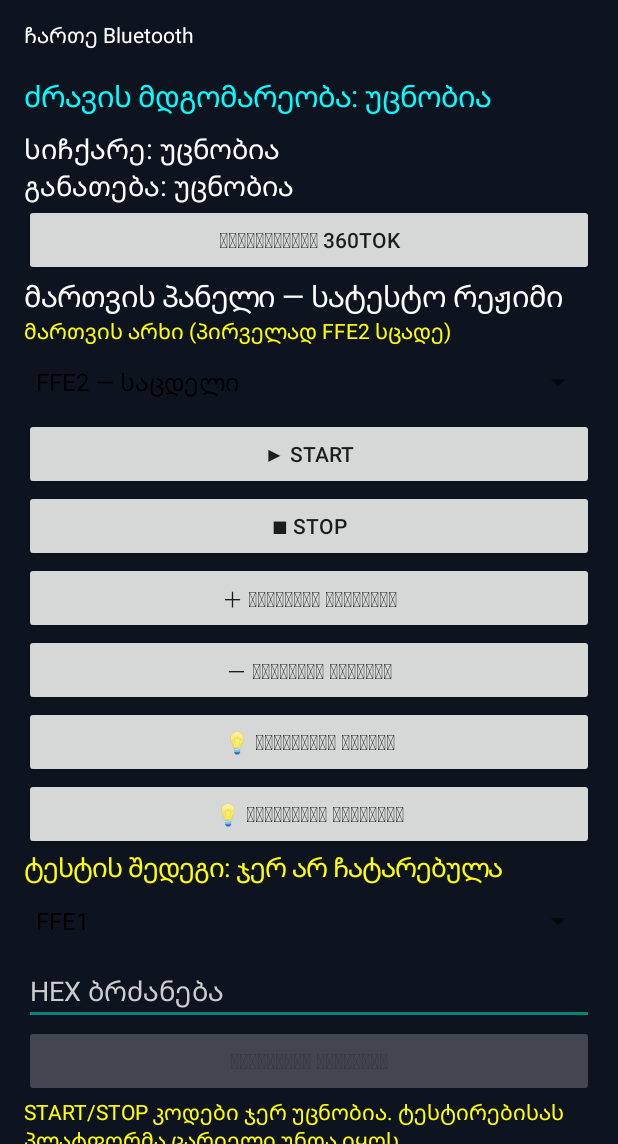
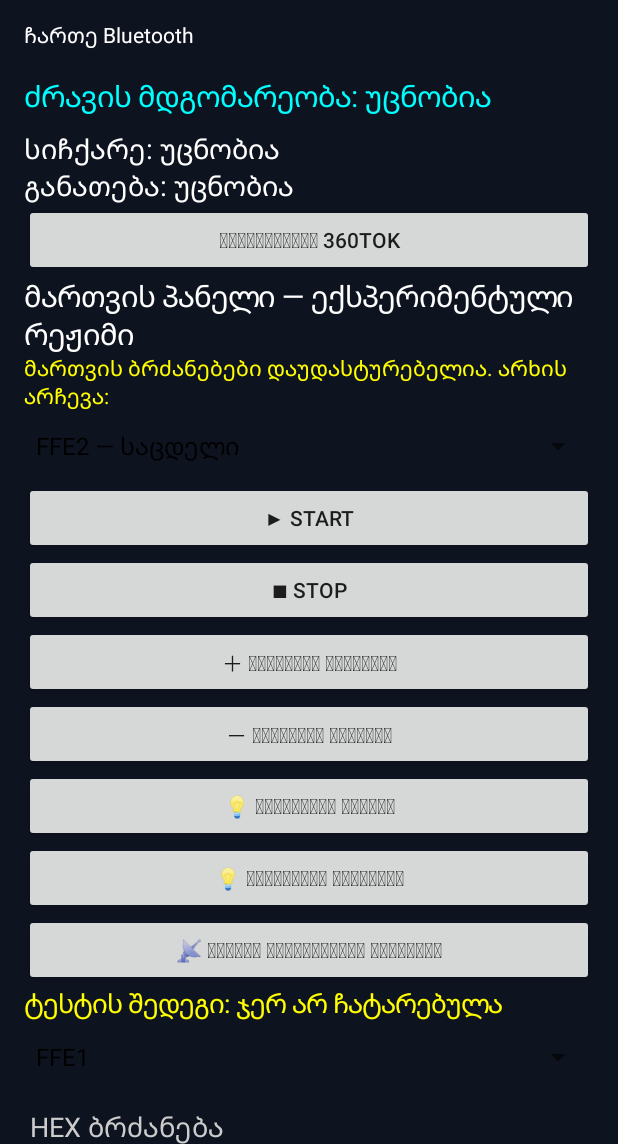
Before and after one commit to ssinauridzee/MOMENTO360Test, an Android app: the screen it shows after launch (MainActivity), after a tap on "▶ START", on a phone screen of 412 x 824 dp, the part 92-1236 px from its top. Run offline under Robolectric (Android 15) with nearby library versions, the light colour scheme and no system bars; 2 other taps on this screen came first.

Commit message:
Improve MOMENTO 360 BLE diagnostics, RF remote learning guidance and status safety

```diff
--- a/app/src/main/java/ge/momento/test360/MainActivity.java
+++ b/app/src/main/java/ge/momento/test360/MainActivity.java
@@ -29,6 +29,8 @@ public class MainActivity extends Activity {
     private String lastPacket = "";
     private int duplicatePackets = 0;
     private int packetCount = 0;
+    private long lastStatusAt = 0;
+    private int statusSequence = 0;
     private final StringBuilder diagnosticLog = new StringBuilder();
     private final Handler handler = new Handler(Looper.getMainLooper());
     private final UUID serviceId = UUID.fromString("0000ffe0-0000-1000-8000-00805f9b34fb");
@@ -73,7 +75,7 @@ public class MainActivity extends Activity {
         connectButton.setText("დაკავშირება 360Tok");
         root.addView(connectButton);
         TextView controlsTitle = new TextView(this);
-        controlsTitle.setText("მართვის პანელი — სატესტო რეჟიმი");
+        controlsTitle.setText("მართვის პანელი — ექსპერიმენტული რეჟიმი");
         controlsTitle.setTextColor(Color.WHITE);
         controlsTitle.setTextSize(19);
         root.addView(controlsTitle);
@@ -81,7 +83,7 @@ public class MainActivity extends Activity {
         controls.setOrientation(LinearLayout.VERTICAL);
         root.addView(controls);
         TextView hint = new TextView(this);
-        hint.setText("მართვის არხი (პირველად FFE2 სცადე)");
+        hint.setText("მართვის ბრძანებები დაუდასტურებელია. არხის არჩევა:");
         hint.setTextColor(Color.YELLOW);
         controls.addView(hint);
         controlChannel = new Spinner(this);
@@ -95,6 +97,13 @@ public class MainActivity extends Activity {
         addControl(controls,"💡 განათების გამორთვა",3,0);
         testResult = new TextView(this);
         testResult.setText("ტესტის შედეგი: ჯერ არ ჩატარებულა");
+        Button rfMonitor = new Button(this);
+        rfMonitor.setText("📡 პულტის ბრძანებების შესწავლა");
+        controls.addView(rfMonitor);
+        rfMonitor.setOnClickListener(v -> new AlertDialog.Builder(this)
+            .setTitle("პულტის BLE მონიტორინგი")
+            .setMessage("აპი აკვირდება პულტით გამოწვეულ ცვლილებებს. დააჭირე პულტზე თითო ღილაკს ცალ-ცალკე და ნახე ძრავის, სიჩქარისა და განათების ცვლილებები. ეს არ ნიშნავს, რომ RF კოდებს ვკითხულობთ. დიაგნოსტიკა დააკოპირე და გამომიგზავნე.")
+            .setPositiveButton("გასაგებია",null).show());
         testResult.setTextColor(Color.YELLOW);
         testResult.setTextSize(17);
         controls.addView(testResult);
@@ -145,7 +154,7 @@ public class MainActivity extends Activity {
         b.setText(title);
         parent.addView(b);
         b.setOnClickListener(v -> {
-            if (gatt == null || observedMotor < 0 || observedLights < 0 || observedSpeed < 0) {
+            if (gatt == null || observedMotor < 0 || observedLights < 0 || observedSpeed < 0 || android.os.SystemClock.elapsedRealtime()-lastStatusAt > 6000) {
                 Toast.makeText(this,"ჯერ დაუკავშირდი და დაელოდე სტატუსს",Toast.LENGTH_LONG).show();
                 return;
             }
@@ -172,13 +181,15 @@ public class MainActivity extends Activity {
 
     private void verifyTest(byte[] data, UUID id, int action, int targetMotor, int targetLights, int targetSpeed) {
         final int initialPackets = packetCount;
+        final int initialSequence = statusSequence;
+        final int initialValue = action == 0 ? observedMotor : action == 1 ? observedSpeed : observedLights;
         final int expected = action == 0 ? targetMotor : action == 1 ? targetSpeed : targetLights;
         testResult.setText("ტესტის შედეგი: იგზავნება, ველოდები პასუხს...");
         append("TEST BEGIN channel=" + id + " action=" + action + " expected=" + expected);
         sendTo(data,id);
         handler.postDelayed(() -> {
             int actual = action == 0 ? observedMotor : action == 1 ? observedSpeed : observedLights;
-            boolean changed = actual == expected;
+            boolean changed = actual == expected && initialValue != expected && statusSequence > initialSequence;
             String outcome = changed && packetCount > initialPackets
                 ? "სტატუსში სასურველი მდგომარეობა დაფიქსირდა (ფიზიკურად გადაამოწმე)"
                 : "კონტროლერმა სასურველი მდგომარეობა არ დაადასტურა";
@@ -260,6 +271,8 @@ public class MainActivity extends Activity {
                     lastPacket = "";
                     duplicatePackets = 0;
                     packetCount = 0;
+                    observedMotor = -1; observedLights = -1; observedSpeed = -1;
+                    lastStatusAt = 0; statusSequence = 0;
                     runOnUiThread(() -> motorStatus.setText("ძრავის მდგომარეობა: ველოდები მონაცემებს"));
                     append("CONNECTED");
                     runOnUiThread(() -> status.setText("დაკავშირებულია"));
@@ -269,6 +282,10 @@ public class MainActivity extends Activity {
                     runOnUiThread(() -> {
                         status.setText("კავშირი გათიშულია");
                         sendButton.setEnabled(false);
+                        observedMotor = -1; observedLights = -1; observedSpeed = -1;
+                        motorStatus.setText("ძრავა: კავშირი გათიშულია");
+                        speedStatus.setText("სიჩქარე: უცნობია");
+                        lightStatus.setText("განათება: უცნობია");
                     });
                 }
             }
@@ -315,6 +332,8 @@ public class MainActivity extends Activity {
                             observedMotor=motor;
                             observedLights=lights;
                             observedSpeed=speed;
+                            lastStatusAt=android.os.SystemClock.elapsedRealtime();
+                            statusSequence++;
                             runOnUiThread(() -> {
                                 motorStatus.setText(motor == 1 ? "ძრავა: ჩართულია ●" : motor == 0 ? "ძრავა: გაჩერებულია ■" : "ძრავა: უცნობი მდგომარეობა " + motor);
                                 speedStatus.setText("სიჩქარე: " + speed);
```
